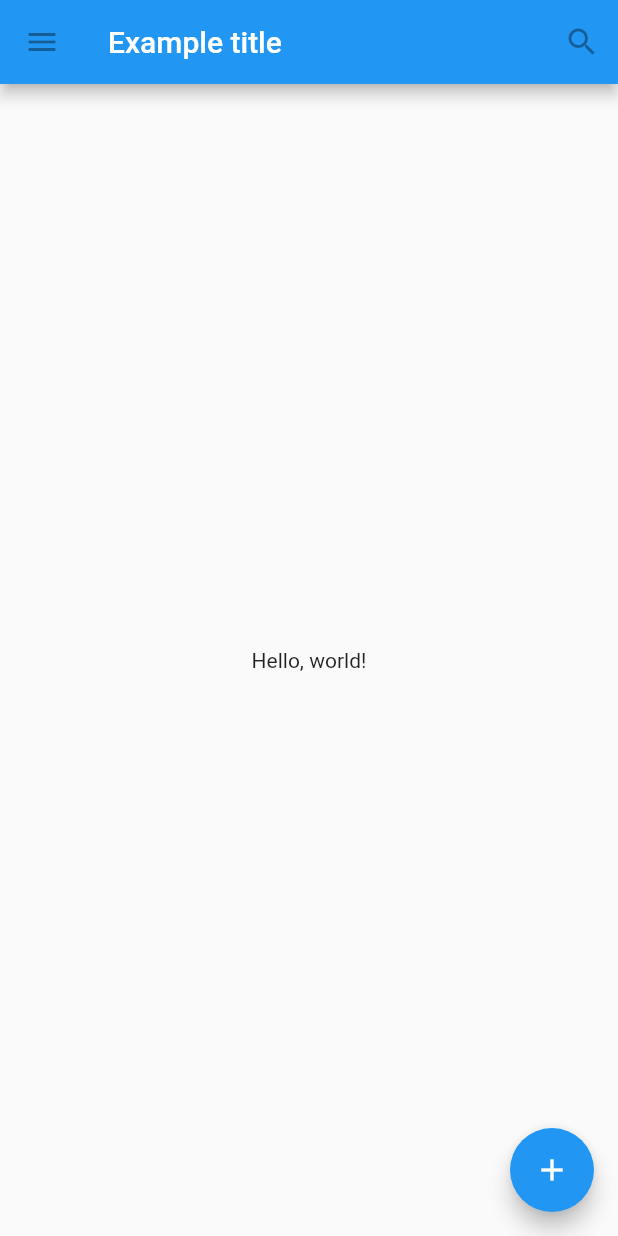
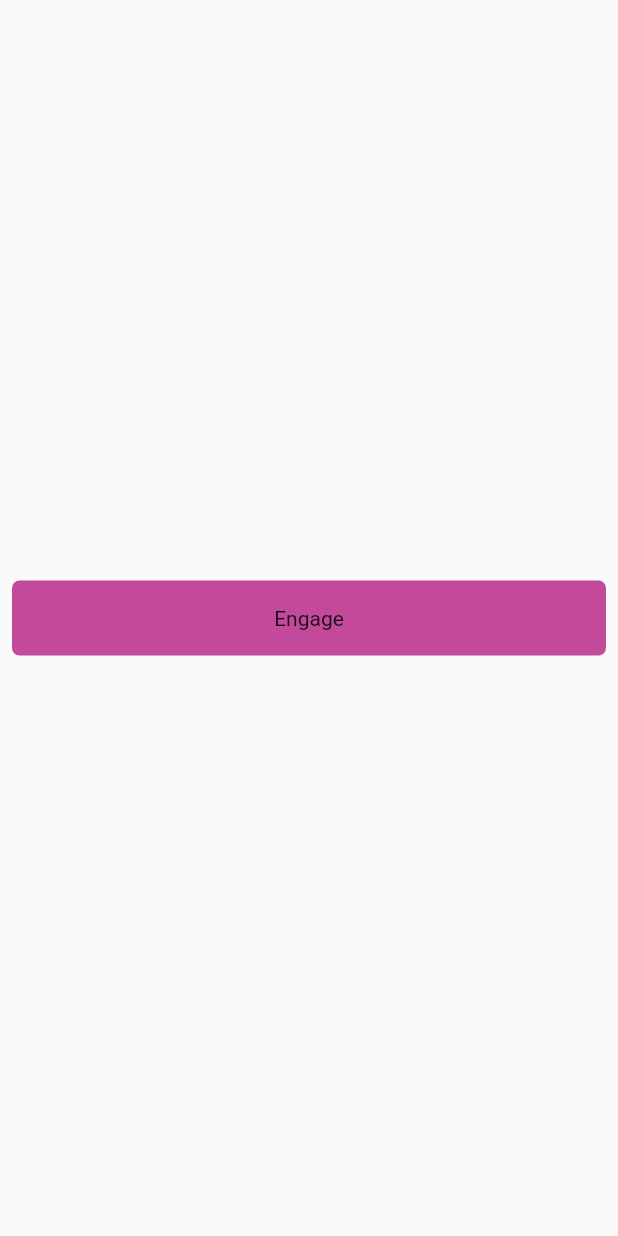
Before and after one commit to RishikantSri/flutterpro, a Flutter app: the screen it shows after launch, on a phone screen of 412 x 824 dp. Run offline on Flutter 3.47's test engine with Material 2 defaults, Android fonts, the phone set to English and light mode, and no system bars.

Commit message:
use of GestureDetector widget,on container to work as a  button on tap

```diff
--- a/lib/main.dart
+++ b/lib/main.dart
@@ -1,46 +1,38 @@
 import 'package:flutter/material.dart';
+
+class MyButton extends StatelessWidget {
+  const MyButton({super.key});
+
+  @override
+  Widget build(BuildContext context) {
+    return GestureDetector(
+      onTap: () {
+        print('MyButton was tapped!');
+      },
+      child: Container(
+        height: 50,
+        padding: const EdgeInsets.all(8),
+        margin: const EdgeInsets.symmetric(horizontal: 8),
+        decoration: BoxDecoration(
+          borderRadius: BorderRadius.circular(5),
+          color: Color.fromARGB(255, 195, 74, 155),
+        ),
+        child: const Center(
+          child: Text('Engage'),
+        ),
+      ),
+    );
+  }
+}
 
 void main() {
   runApp(
     const MaterialApp(
-      title: 'Flutter Tutorial',
-      home: TutorialHome(),
+      home: Scaffold(
+        body: Center(
+          child: MyButton(),
+        ),
+      ),
     ),
   );
 }
-
-class TutorialHome extends StatelessWidget {
-  const TutorialHome({super.key});
-
-  @override
-  Widget build(BuildContext context) {
-    // Scaffold is a layout for
-    // the major Material Components.
-    return Scaffold(
-      appBar: AppBar(
-        leading: const IconButton(
-          icon: Icon(Icons.menu),
-          tooltip: 'Navigation menu',
-          onPressed: null,
-        ),
-        title: const Text('Example title'),
-        actions: const [
-          IconButton(
-            icon: Icon(Icons.search),
-            tooltip: 'Search',
-            onPressed: null,
-          ),
-        ],
-      ),
-      // body is the majority of the screen.
-      body: const Center(
-        child: Text('Hello, world!'),
-      ),
-      floatingActionButton: const FloatingActionButton(
-        tooltip: 'Add', // used by assistive technologies
-        onPressed: null,
-        child: Icon(Icons.add),
-      ),
-    );
-  }
-}
```
